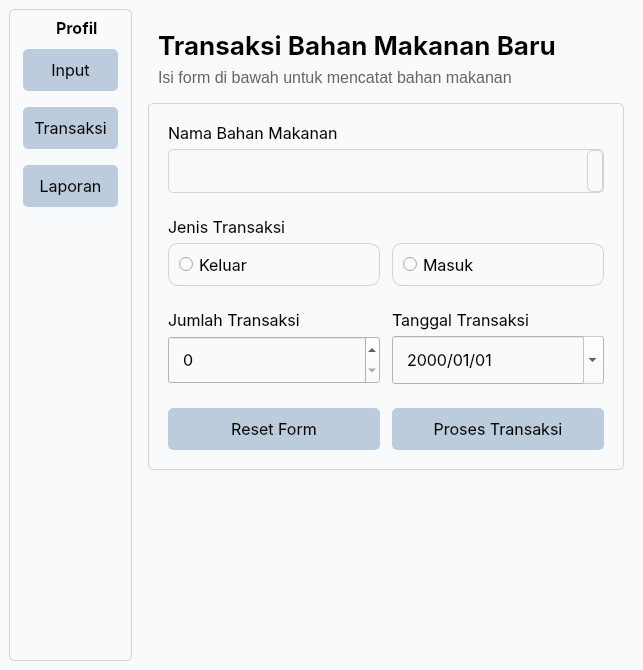
Old version of the form Python_College/OOP/2A_PBO_P4_Fauzi.T/UAS/MainWindow_Page.ui in the repository Alfiq123/Python_Development.
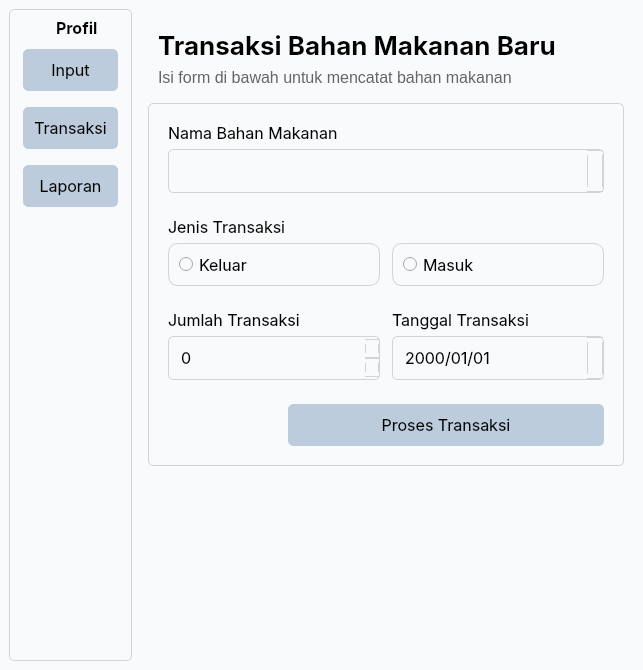
New version of the form. The open tabs and pages were chosen to show the change. Icons and pictures are not drawn.

Diff of the .ui file:
```diff
--- a/Python_College/OOP/2A_PBO_P4_Fauzi.T/UAS/MainWindow_Page.ui
+++ b/Python_College/OOP/2A_PBO_P4_Fauzi.T/UAS/MainWindow_Page.ui
@@ -492,7 +492,7 @@
            </sizepolicy>
           </property>
           <property name="styleSheet">
-           <string notr="true">QFrame#p22_lytransaksi { border: 1px solid; border-color: lightgray; border-radius: 5px; } QLabel { font-family: Helvetica, Inter, sans-serif; font-size: 12pt; } QComboBox,QSpinBox,QDateEdit { font-family: Helvetica, Inter, sans-serif; font-size: 12pt; padding: 10px; } QRadioButton { border: 1px solid; border-color: LightGray; border-radius: 10px; font-family: Helvetica, Inter, sans-serif; font-size: 12pt; padding: 10px 10px 10px 10px; }</string>
+           <string notr="true">QFrame#p22_lytransaksi { border: 1px solid lightgray; border-radius: 5px; } QLabel { font-family: Helvetica, Inter, sans-serif; font-size: 12pt; } QComboBox,QSpinBox,QDateEdit { font-family: Helvetica, Inter, sans-serif; font-size: 12pt; padding: 10px; } QRadioButton { border: 1px solid lightgray; border-radius: 10px; font-family: Helvetica, Inter, sans-serif; font-size: 12pt; padding: 10px 10px 10px 10px; }</string>
           </property>
           <layout class="QVBoxLayout" name="verticalLayout_3">
            <property name="leftMargin">
@@ -520,7 +520,7 @@
               <item>
                <widget class="QComboBox" name="p22ab_cbnama">
                 <property name="styleSheet">
-                 <string notr="true">QComboBox { border: 1px solid; border-color: LightGray; border-radius: 5px;} QComboBox::drop-down { border: 1px solid; border-color: LightGray; border-radius: 5px; } QComboBox::down-arrow { image: url(Assets/caret-down.png); width: 8px; height: 8px; }</string>
+                 <string notr="true">QComboBox { border: 1px solid; border-color: LightGray; border-radius: 5px;} QComboBox::drop-down { border: 1px solid; border-color: LightGray; border-radius: 0px 5px 5px 0px; } QComboBox::down-arrow { image: url(Assets/caret-down.png); width: 8px; height: 8px; }</string>
                 </property>
                </widget>
               </item>
@@ -598,14 +598,14 @@
               <item row="1" column="0">
                <widget class="QSpinBox" name="p22cb_spjumlah">
                 <property name="styleSheet">
-                 <string notr="true"/>
+                 <string notr="true">QSpinBox { border: 1px solid lightgray; border-radius: 5px; } QSpinBox::up-button, QSpinBox::down-button { border: 1px solid LightGray; border-radius: 0px 5px 5px 0px; } QSpinBox::up-arrow { image: url(&quot;Assets/caret-up&quot;); width: 8px; height: 8px; } QSpinBox::down-arrow { image: url(&quot;Assets/caret-down&quot;); width: 8px; height: 8px; }</string>
                 </property>
                </widget>
               </item>
               <item row="1" column="1">
                <widget class="QDateEdit" name="p22cd_detanggal">
                 <property name="styleSheet">
-                 <string notr="true"/>
+                 <string notr="true">QLabel { font-size: 12pt; font-family: Helvetica, Inter, sans-serif; } QSpinBox,QComboBox,QDateEdit { font-size: 12pt; padding: 10px; } QDateEdit { border: 1px solid lightgray; border-radius: 5px; } QDateEdit::drop-down { border: 1px solid lightgray; border-radius: 0px 5px 5px 0px; } QDateEdit::down-arrow { image: url(Assets/caret-down.png); width: 8px; height: 8px; } QCalendarWidget { font-size: 12pt; font-family: Helvetica, Inter, sans-serif; }</string>
                 </property>
                 <property name="readOnly">
                  <bool>true</bool>
@@ -624,24 +624,27 @@
            <item>
             <widget class="QFrame" name="p22d_lytombol">
              <property name="styleSheet">
-              <string notr="true">QPushButton { background-color: hsl(210, 31%, 80%); border: 1px solid; border-color: hsl(210, 31%, 80%); border-radius: 5px; font-family: Helvetica, Inter, Sans-serif; font-size: 12pt; padding: 10px; } QPushButton:hover { background-color: hsl(210, 31%, 90%); }</string>
+              <string notr="true">QPushButton { background-color: hsl(210, 31%, 80%); border: 1px solid hsl(210, 31%, 80%); border-radius: 5px; font-family: Helvetica, Inter, Sans-serif; font-size: 12pt; padding: 10px; } QPushButton:hover { background-color: hsl(210, 31%, 90%); }</string>
              </property>
              <layout class="QHBoxLayout" name="horizontalLayout_5">
               <property name="spacing">
                <number>12</number>
               </property>
               <item>
-               <widget class="QPushButton" name="p22da_btnreset">
-                <property name="cursor">
-                 <cursorShape>PointingHandCursor</cursorShape>
+               <spacer name="horizontalSpacer">
+                <property name="orientation">
+                 <enum>Qt::Orientation::Horizontal</enum>
                 </property>
-                <property name="styleSheet">
-                 <string notr="true"/>
+                <property name="sizeType">
+                 <enum>QSizePolicy::Policy::Fixed</enum>
                 </property>
-                <property name="text">
-                 <string>Reset Form</string>
+                <property name="sizeHint" stdset="0">
+                 <size>
+                  <width>120</width>
+                  <height>20</height>
+                 </size>
                 </property>
-               </widget>
+               </spacer>
               </item>
               <item>
                <widget class="QPushButton" name="p22db_btnproses">
```
Left out of the diff: 28 changed lines with no effect on the pictures.
